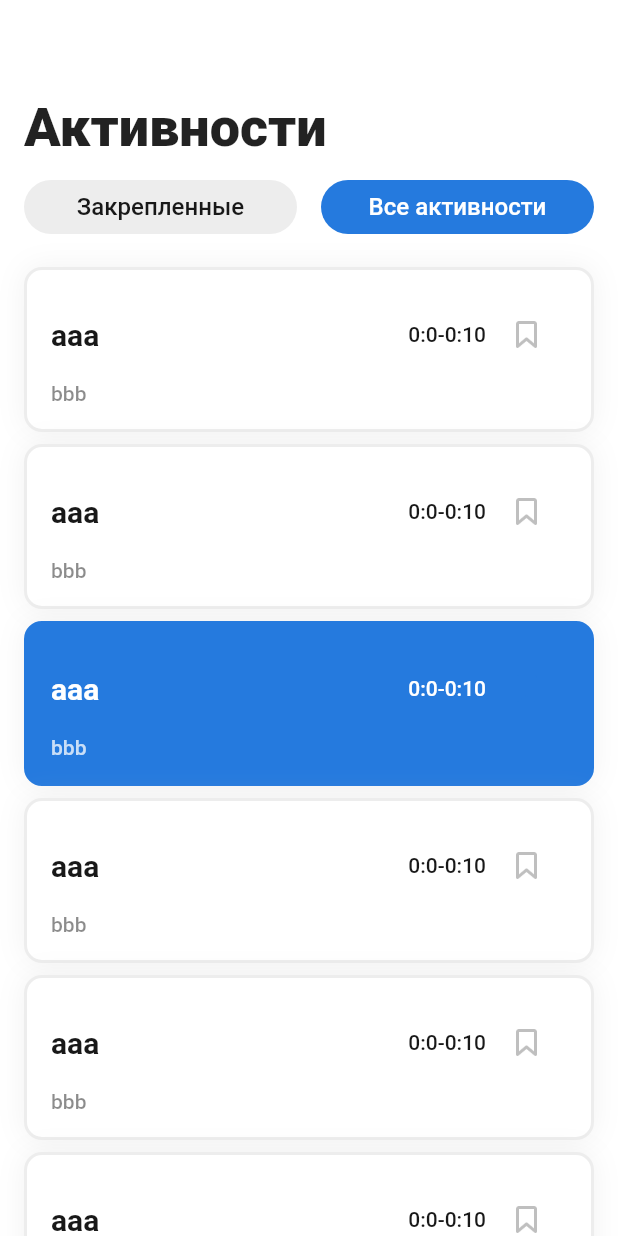
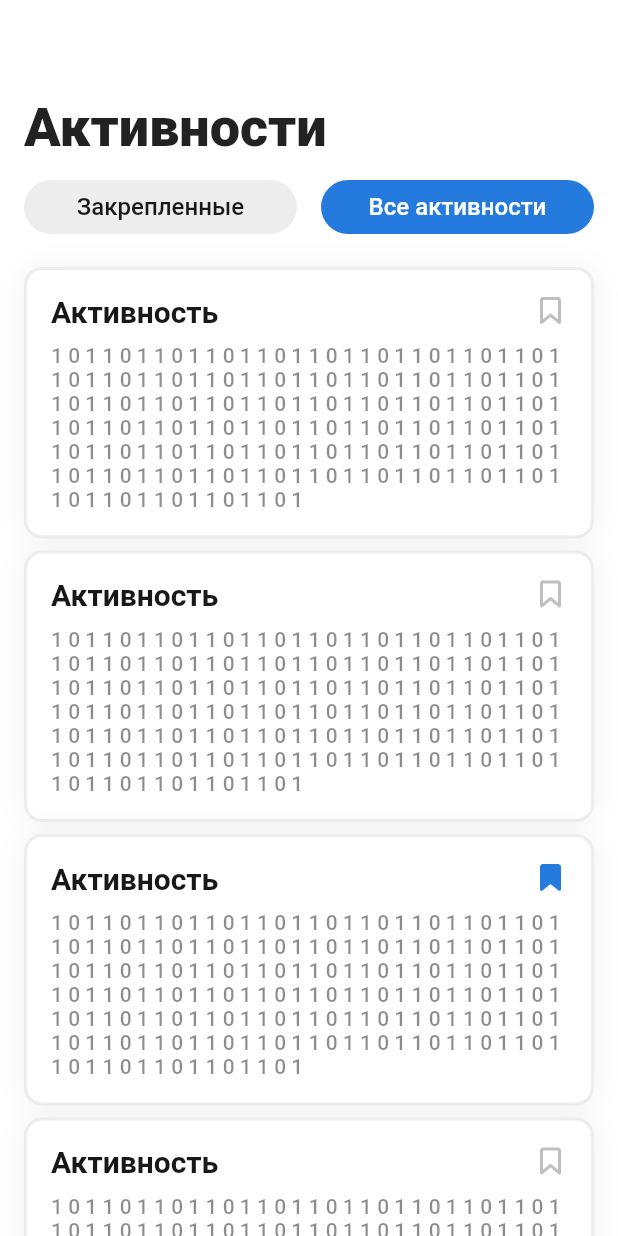
Before and after one commit to StarProxima/CampApp, a Flutter app: the ActivityPage screen opened directly, on a phone screen of 412 x 824 dp. Run offline on Flutter 3.47's test engine with Material 2 defaults, Android fonts, the phone set to English and light mode, and no system bars; our stand-ins replace file_picker, flutter_chat_types, flutter_chat_ui, image_picker, open_file and 1 more; missing offline and left inert: dart:ffi, image_picker_for_web, mobile_scanner.

Commit message:
Форматирование плашки активности
В который раз?

```diff
--- a/camp_app/lib/generated_plugin_registrant.dart
+++ b/camp_app/lib/generated_plugin_registrant.dart
@@ -4,6 +4,7 @@
 
 // ignore_for_file: directives_ordering
 // ignore_for_file: lines_longer_than_80_chars
+// ignore_for_file: depend_on_referenced_packages
 
 import 'package:file_picker/_internal/file_picker_web.dart';
 import 'package:image_picker_for_web/image_picker_for_web.dart';
--- a/camp_app/lib/main.dart
+++ b/camp_app/lib/main.dart
@@ -9,7 +9,7 @@ import 'package:intl/date_symbol_data_local.dart';
 
 import 'child_profile_page.dart';
 import 'ui/parents_child_page.dart';
-import 'activity_page.dart';
+import 'timetable/activity_page.dart';
 
 void main() {
   initializeDateFormatting().then((_) => runApp(MyApp()));
@@ -57,7 +57,7 @@ class _MyAppState extends State<MyApp> {
                 items: const [
                   BottomNavigationBarItem(icon: Icon(Icons.person), label: "Профиль"),
                   BottomNavigationBarItem(icon: Icon(Icons.calendar_month), label: "Расписание"),
-                  BottomNavigationBarItem(icon: Icon(Icons.sunny), label: "События"),
+                  BottomNavigationBarItem(icon: Icon(Icons.sunny), label: "Активности"),
                 ],
                 onTap: (index) {
                   setState(() {
--- /dev/null
+++ b/camp_app/lib/timetable/activity.dart
@@ -0,0 +1,106 @@
+import 'package:camp_app/styles/app_colors.dart';
+import 'package:camp_app/styles/app_images.dart';
+import 'package:camp_app/styles/button_styles.dart';
+import 'package:flutter/material.dart';
+
+import '../event_page.dart';
+
+class Activity extends StatefulWidget {
+  const Activity(
+      {Key? key,
+      required this.title,
+      required this.description,
+      required this.isAttached,
+      required this.onTap})
+      : super(key: key);
+
+  final String title;
+  final String description;
+  final bool isAttached;
+  final Function() onTap;
+
+  @override
+  State<Activity> createState() => _ActivityState();
+}
+
+class _ActivityState extends State<Activity> {
+  bool? isAttached;
+  @override
+  void initState() {
+    isAttached = widget.isAttached;
+    super.initState();
+  }
+
+  @override
+  Widget build(BuildContext context) {
+    return GestureDetector(
+      onTap: () {
+        widget.onTap();
+      },
+      child: Container(
+        decoration: BoxDecoration(
+            borderRadius: const BorderRadius.all(Radius.circular(12)),
+            color: AppColors.background,
+            boxShadow: [
+              BoxShadow(
+                color: AppColors.shadow,
+                spreadRadius: 0,
+                blurRadius: 16,
+                offset: Offset.zero,
+              ),
+            ],
+            border: Border.all(color: AppColors.border, width: 2)),
+        child: Stack(
+          children: [
+            Container(
+              padding: const EdgeInsets.all(16),
+              child: Column(
+                crossAxisAlignment: CrossAxisAlignment.start,
+                children: [
+                  Text(
+                    widget.title,
+                    style: TextStyle(
+                      fontWeight: FontWeight.bold,
+                      fontSize: 20,
+                      color: AppColors.textDark,
+                    ),
+                  ),
+                  Container(
+                    padding: const EdgeInsets.only(top: 10),
+                    child: Text(
+                      widget.description,
+                      style: TextStyle(
+                        fontWeight: FontWeight.w500,
+                        fontSize: 14,
+                        color: AppColors.textDark.withAlpha(127),
+                      ),
+                    ),
+                  ),
+                ],
+              ),
+            ),
+            isAttached != null
+                ? Container(
+                    alignment: Alignment.topRight,
+                    child: ElevatedButton(
+                        style: onlyIcons,
+                        onPressed: () {
+                          setState(() {
+                            isAttached = !isAttached!;
+                          });
+                        },
+                        child: Image(
+                          height: 24,
+                          width: 24,
+                          image: isAttached!
+                              ? AppImages.attachSelected
+                              : AppImages.attach,
+                        )),
+                  )
+                : Container(),
+          ],
+        ),
+      ),
+    );
+  }
+}
--- a/camp_app/lib/activity_page.dart
+++ b/camp_app/lib/timetable/activity_page.dart
@@ -4,7 +4,8 @@ import 'package:camp_app/styles/app_colors.dart';
 import 'package:camp_app/styles/button_styles.dart';
 import 'package:flutter/material.dart';
 
-import 'timetable/event.dart';
+import 'activity.dart';
+import 'event.dart';
 
 //import 'event.dart';
 
@@ -89,13 +90,10 @@ class _ActivityPageState extends State<ActivityPage> {
               child: ListView.separated(
                 padding: const EdgeInsets.only(bottom: 16, left: 16, right: 16, top: 16),
                 itemBuilder: (context, index) {
-                  return Event(
-                    isActive: index == 2,
+                  return Activity(
                     isAttached: index == 2,
-                    title: "aaa",
-                    description: "bbb",
-                    startTime: 0,
-                    endTime: 10,
+                    title: "Активность",
+                    description: "1 0 1 1 0 1 1 0 1 1 0 1 1 0 1 1 0 1 1 0 1 1 0 1 1 0 1 1 0 1 1 0 1 1 0 1 1 0 1 1 0 1 1 0 1 1 0 1 1 0 1 1 0 1 1 0 1 1 0 1 1 0 1 1 0 1 1 0 1 1 0 1 1 0 1 1 0 1 1 0 1 1 0 1 1 0 1 1 0 1 1 0 1 1 0 1 1 0 1 1 0 1 1 0 1 1 0 1 1 0 1 1 0 1 1 0 1 1 0 1 1 0 1 1 0 1 1 0 1 1 0 1 1 0 1 1 0 1 1 0 1 1 0 1 1 0 1 1 0 1 1 0 1 1 0 1 1 0 1 1 0 1 1 0 1 1 0 1 1 0 1 1 0 1 1 0 1 1 0 1 1 0 1 1 0 1 1 0 1 1 0 1 1 0 1 ",
                     onTap: () {},
                   );
                 },
--- a/camp_app/lib/timetable/event.dart
+++ b/camp_app/lib/timetable/event.dart
@@ -5,7 +5,7 @@ import 'package:flutter/material.dart';
 
 import '../event_page.dart';
 
-class Event extends StatelessWidget {
+class Event extends StatefulWidget {
   const Event(
       {Key? key,
       required this.isActive,
@@ -17,8 +17,8 @@ class Event extends StatelessWidget {
       required this.onTap})
       : super(key: key);
 
-  final title;
-  final description;
+  final String title;
+  final String description;
   final bool isActive;
   final int startTime;
   final int endTime;
@@ -26,15 +26,28 @@ class Event extends StatelessWidget {
   final Function() onTap;
 
   @override
+  State<Event> createState() => _EventState();
+}
+
+class _EventState extends State<Event> {
+
+  bool? isAttached;
+  @override
+  void initState() {
+    isAttached = widget.isAttached;
+    super.initState();
+  }
+
+  @override
   Widget build(BuildContext context) {
     return GestureDetector(
       onTap: () {
-        onTap();
+        widget.onTap();
       },
       child: Container(
         decoration: BoxDecoration(
             borderRadius: const BorderRadius.all(Radius.circular(12)),
-            color: isActive ? AppColors.primary : AppColors.background,
+            color: widget.isActive ? AppColors.primary : AppColors.background,
             boxShadow: [
               BoxShadow(
                 color: AppColors.shadow,
@@ -43,7 +56,7 @@ class Event extends StatelessWidget {
                 offset: Offset.zero,
               ),
             ],
-            border: Border.all(color: isActive ? AppColors.primary : AppColors.border, width: 2)),
+            border: Border.all(color: widget.isActive ? AppColors.primary : AppColors.border, width: 2)),
         padding: const EdgeInsets.all(16),
         child: Column(
           crossAxisAlignment: CrossAxisAlignment.start,
@@ -52,45 +65,34 @@ class Event extends StatelessWidget {
               mainAxisAlignment: MainAxisAlignment.center,
               children: [
                 Text(
-                  title,
+                  widget.title,
                   style: TextStyle(
                     fontWeight: FontWeight.bold,
                     fontSize: 20,
-                    color: isActive ? AppColors.background : AppColors.textDark,
+                    color: widget.isActive ? AppColors.background : AppColors.textDark,
                   ),
                 ),
                 const Spacer(),
                 Text(
-                  "${(startTime / 60).floor()}:${startTime % 60}-${(endTime / 60).floor()}:${endTime % 60}",
+                  "${(widget.startTime / 60).floor()}:${widget.startTime % 60}-${(widget.endTime / 60).floor()}:${widget.endTime % 60}",
                   style: TextStyle(
                     fontWeight: FontWeight.w500,
                     fontSize: 14,
-                    color: isActive ? AppColors.background : AppColors.textDark,
+                    color: widget.isActive ? AppColors.background : AppColors.textDark,
                   ),
                 ),
-                isAttached != null
-                    ? ElevatedButton(
-                        style: onlyIcons,
-                        onPressed: () {
-                          //isAttached = !isAttached;
-                        },
-                        child: Image(
-                          height: 24,
-                          width: 24,
-                          image: isAttached! ? AppImages.attachSelected : AppImages.attach,
-                        ))
-                    : Container(),
+
               ],
             ),
             const SizedBox(
               height: 4,
             ),
             Text(
-              description,
+              widget.description,
               style: TextStyle(
                 fontWeight: FontWeight.w500,
                 fontSize: 14,
-                color: isActive ? AppColors.background.withAlpha(192) : AppColors.textDark.withAlpha(127),
+                color: widget.isActive ? AppColors.background.withAlpha(192) : AppColors.textDark.withAlpha(127),
               ),
             )
           ],
```
Also changed, not shown: 1 other file.
